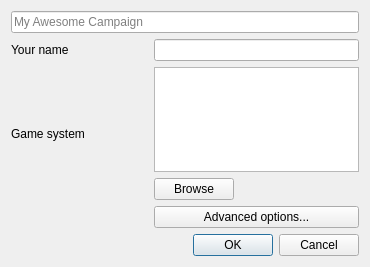
LazurasLong/dmclient, file resources/qt/campaign/new.ui: the form before one commit.
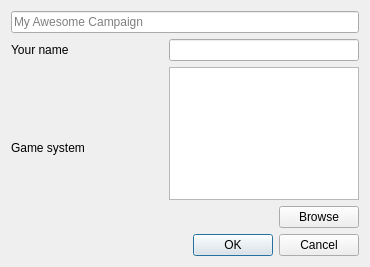
The form after the commit.

Commit message:
Implement selecting of game systems for campaigns (lightly)
Also fix the damn new campaign window selection silliness.

Remove the "Advanced Options" button until we actually implement some advanced
options.

The edit to the form file:
```diff
--- a/resources/qt/campaign/new.ui
+++ b/resources/qt/campaign/new.ui
@@ -22,17 +22,7 @@
     </widget>
    </item>
    <item>
-    <layout class="QGridLayout" name="gridLayout" columnstretch="4,6">
-     <item row="0" column="0">
-      <widget class="QLabel" name="label_3">
-       <property name="text">
-        <string>Your name</string>
-       </property>
-      </widget>
-     </item>
-     <item row="0" column="1">
-      <widget class="QLineEdit" name="author_name"/>
-     </item>
+    <layout class="QGridLayout" name="gridLayout" columnstretch="4,5">
      <item row="1" column="0">
       <widget class="QLabel" name="label">
        <property name="text">
@@ -47,13 +37,6 @@
        </item>
        <item>
         <layout class="QHBoxLayout" name="horizontalLayout">
-         <item>
-          <widget class="QPushButton" name="browse_for_game_systems">
-           <property name="text">
-            <string>Browse</string>
-           </property>
-          </widget>
-         </item>
          <item>
           <spacer name="horizontalSpacer">
            <property name="orientation">
@@ -67,30 +50,27 @@
            </property>
           </spacer>
          </item>
+         <item>
+          <widget class="QPushButton" name="browse_for_game_systems">
+           <property name="text">
+            <string>Browse</string>
+           </property>
+          </widget>
+         </item>
         </layout>
        </item>
       </layout>
      </item>
-     <item row="2" column="0">
-      <spacer name="verticalSpacer">
-       <property name="orientation">
-        <enum>Qt::Vertical</enum>
-       </property>
-       <property name="sizeHint" stdset="0">
-        <size>
-         <width>17</width>
-         <height>37</height>
-        </size>
-       </property>
-      </spacer>
-     </item>
-     <item row="2" column="1">
-      <widget class="QPushButton" name="advanced_options">
+     <item row="0" column="0">
+      <widget class="QLabel" name="label_3">
        <property name="text">
-        <string>Advanced options...</string>
+        <string>Your name</string>
        </property>
       </widget>
      </item>
+     <item row="0" column="1">
+      <widget class="QLineEdit" name="author_name"/>
+     </item>
     </layout>
    </item>
    <item>
```
Left out of the diff: 4 changed lines with no effect on the pictures. The commit also changes 3 other files.
